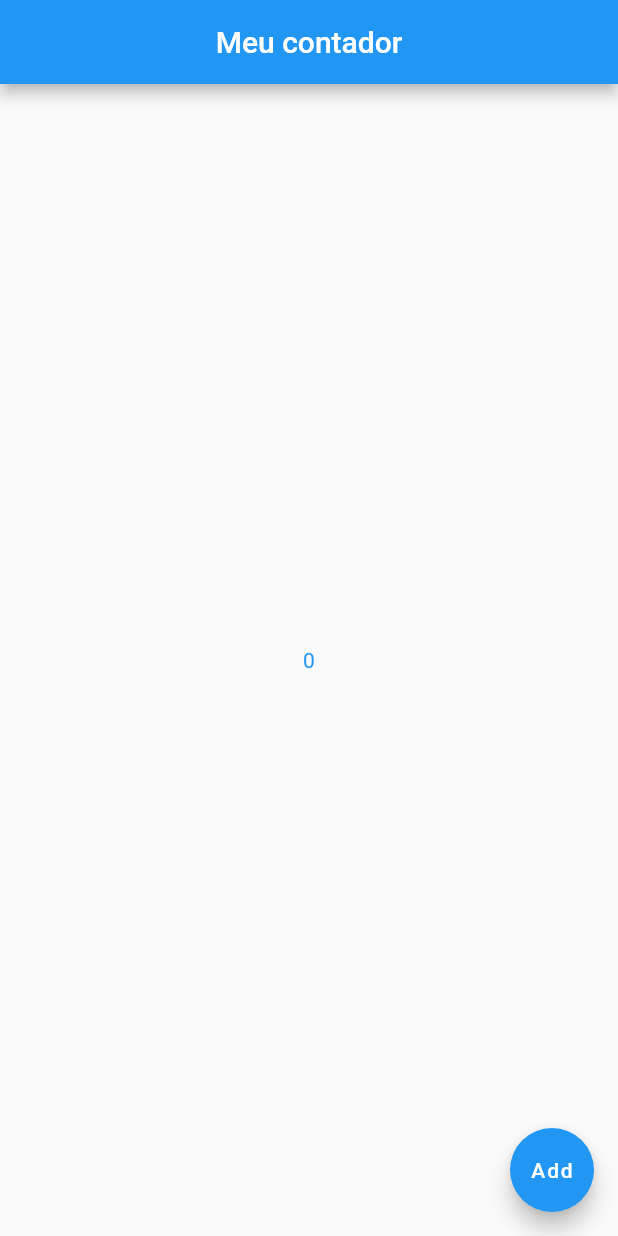
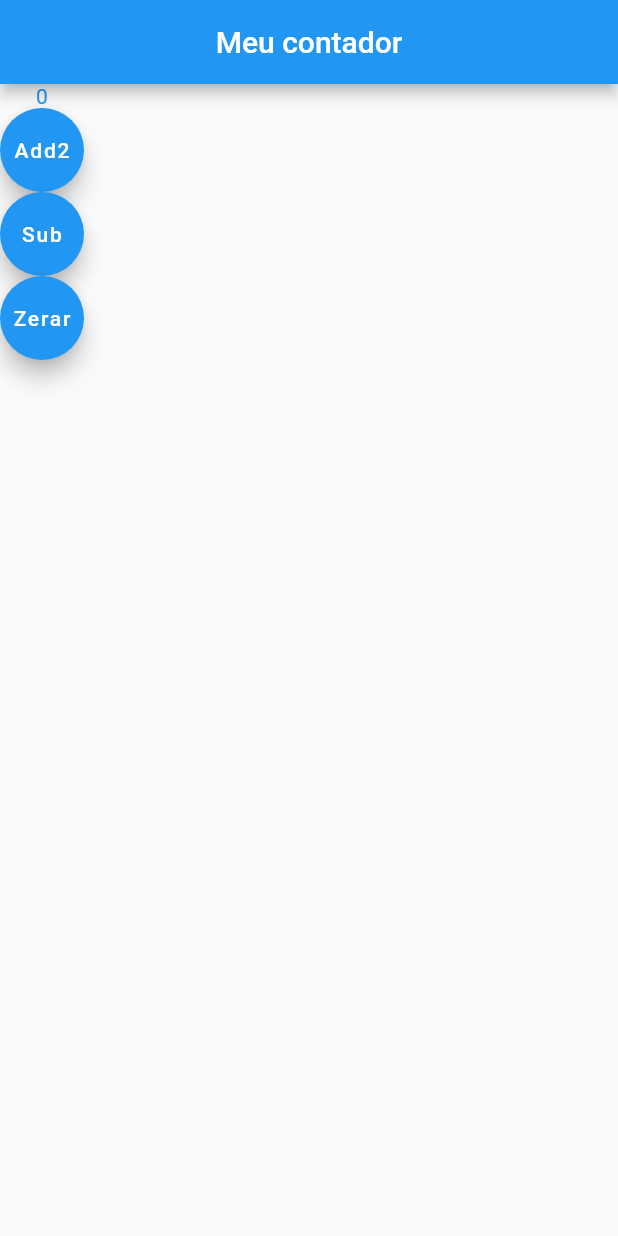
Before and after one commit to jorgejrlf/contador, a Flutter app: the screen it shows after launch, on a phone screen of 412 x 824 dp. Run offline on Flutter 3.47's test engine with Material 2 defaults, Android fonts, the phone set to English and light mode, and no system bars.

Commit message:
Comite novos botões
Acrescentado botões de subtrair e zerar a contagem.

```diff
--- a/contadorjorge/lib/main.dart
+++ b/contadorjorge/lib/main.dart
@@ -21,6 +21,18 @@ class _MycontadorState extends State<Mycontador> {
     });
   }
 
+  void subtrair() {
+    setState(() {
+      count--;
+    });
+  }
+
+  void zerar() {
+    setState(() {
+      count = 0;
+    });
+  }
+
   Widget build(BuildContext context) {
     return MaterialApp(
       theme: ThemeData(
@@ -34,14 +46,24 @@ class _MycontadorState extends State<Mycontador> {
           title: Text('Meu contador'),
           centerTitle: true,
         ),
-        body: Center(
-          child: Text(
-            '$count',
-          ),
-        ),
-        floatingActionButton: FloatingActionButton(
-          child: Text('Add'),
-          onPressed: counter,
+        body: Container(
+          child: Column(children: [
+            Text(
+              '$count',
+            ),
+            FloatingActionButton(
+              child: Text('Add2'),
+              onPressed: counter,
+            ),
+            FloatingActionButton(
+              child: Text('Sub'),
+              onPressed: subtrair,
+            ),
+            FloatingActionButton(
+              child: Text('Zerar'),
+              onPressed: zerar,
+            )
+          ]),
         ),
       ),
     );
```
